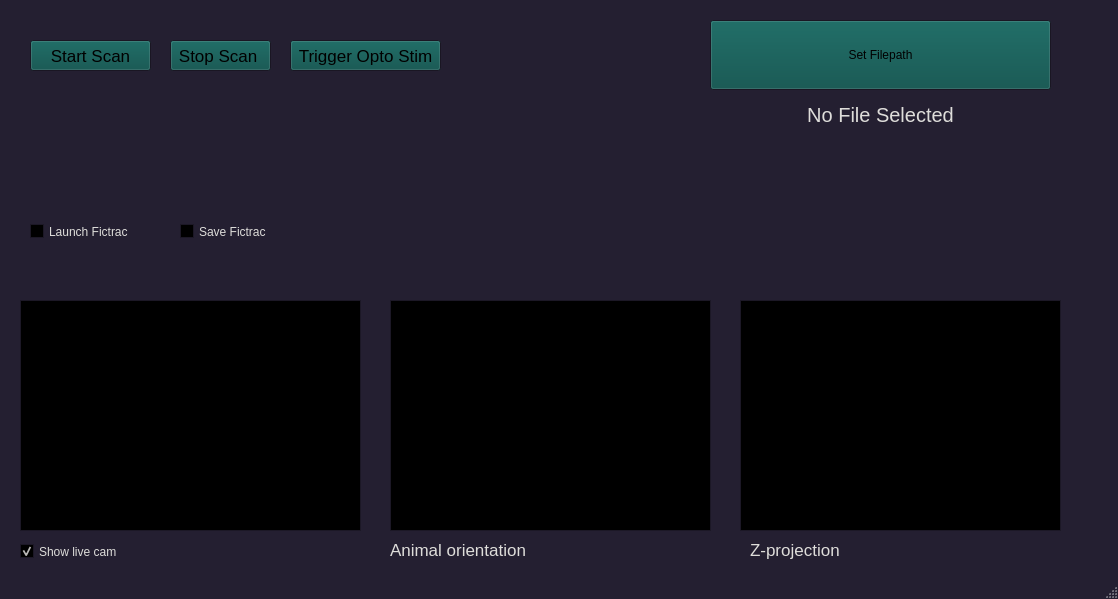
yfisher-lab/BumpBlaster5000, file BumpBlaster5000/son_of_jackfish/gui.ui: the form before one commit.
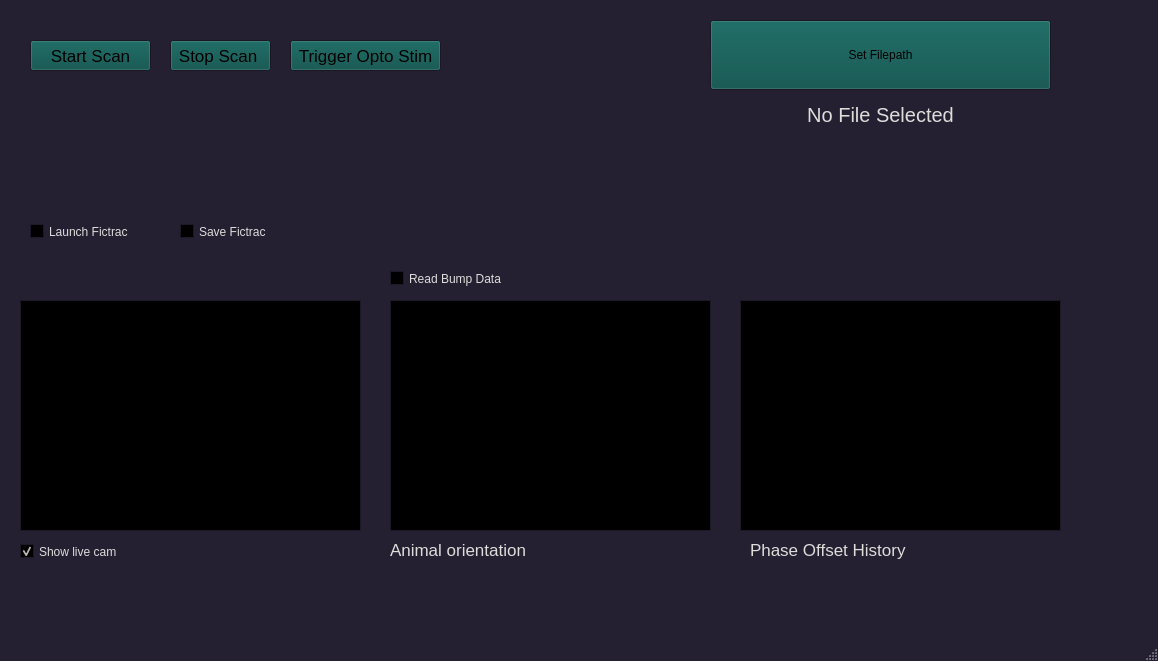
The form after the commit. Custom widgets are drawn as their Qt base class.

Commit message: add readbump checkbox to gui.ui add docstrings to camera.py

```diff
--- a/BumpBlaster5000/son_of_jackfish/gui.ui
+++ b/BumpBlaster5000/son_of_jackfish/gui.ui
@@ -9,8 +9,8 @@
    <rect>
     <x>0</x>
     <y>0</y>
-    <width>1118</width>
-    <height>599</height>
+    <width>1158</width>
+    <height>661</height>
    </rect>
   </property>
   <property name="palette">
@@ -566,7 +566,7 @@
      <rect>
       <x>750</x>
       <y>540</y>
-      <width>140</width>
+      <width>161</width>
       <height>20</height>
      </rect>
     </property>
@@ -577,7 +577,7 @@
      </font>
     </property>
     <property name="text">
-     <string>Z-projection</string>
+     <string>Phase Offset History</string>
     </property>
    </widget>
    <widget class="QCheckBox" name="cam_view_toggle">
@@ -679,6 +679,19 @@
      <string>Animal orientation</string>
     </property>
    </widget>
+   <widget class="QCheckBox" name="checkBox">
+    <property name="geometry">
+     <rect>
+      <x>390</x>
+      <y>260</y>
+      <width>165</width>
+      <height>37</height>
+     </rect>
+    </property>
+    <property name="text">
+     <string>Read Bump Data</string>
+    </property>
+   </widget>
   </widget>
   <widget class="QStatusBar" name="statusBar"/>
  </widget>
```
Left out of the diff: 4 changed lines with no effect on the pictures. The commit also changes 4 other files.
